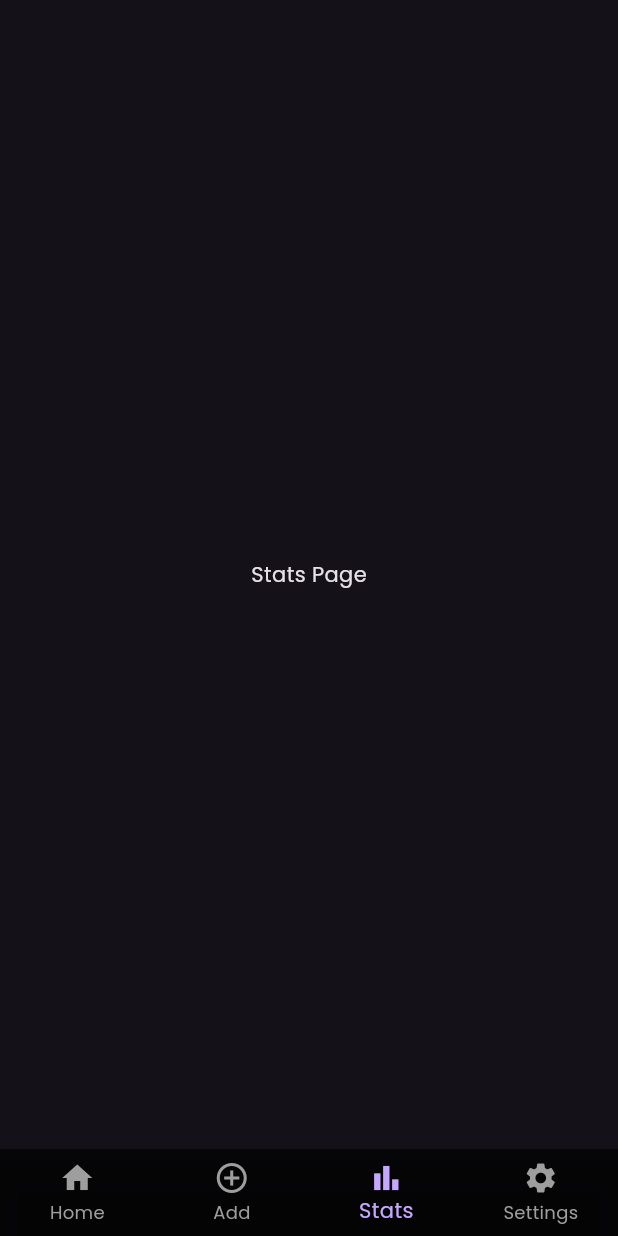
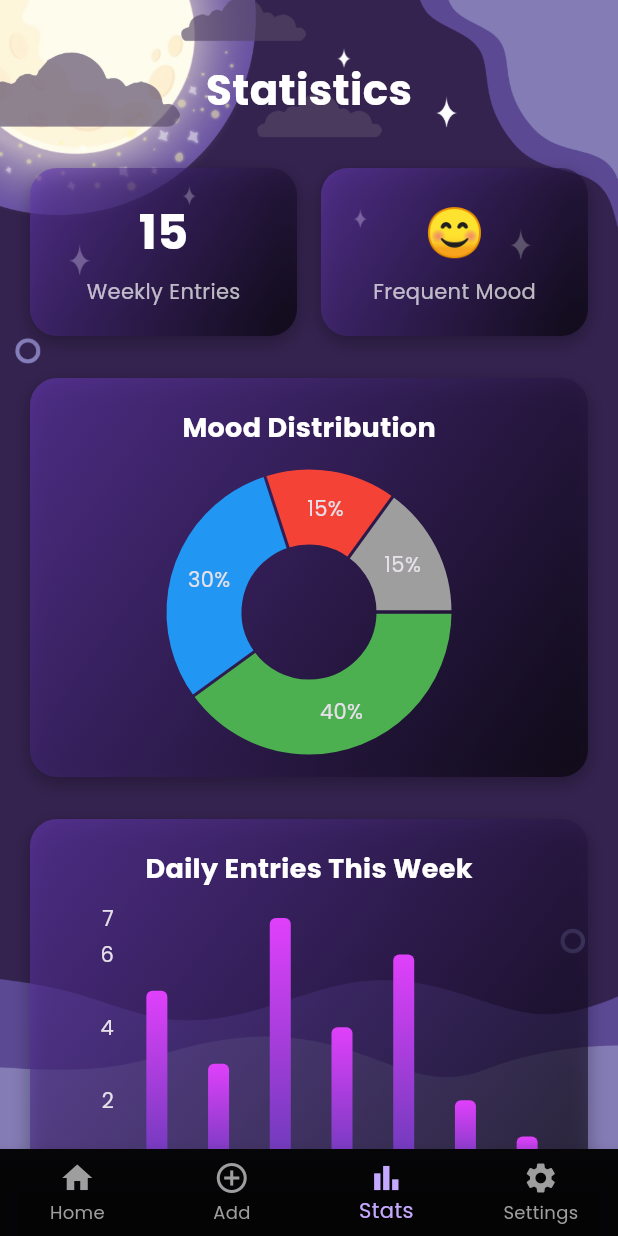
Before and after one commit to mickali02/moods-frontend, a Flutter app: the screen it shows after launch, item 3 of the bottom bar chosen, on a phone screen of 412 x 824 dp. Run offline on Flutter 3.47's test engine with Material 3 defaults, Android fonts, the phone set to English and light mode, and no system bars; drawn by our look-alikes of fl_chart; our stand-ins replace google_fonts.

Commit message:
Stats page complete

```diff
--- a/lib/main.dart
+++ b/lib/main.dart
@@ -1,5 +1,6 @@
 import 'package:flutter/material.dart';
 import 'add_mood_page.dart';
+import 'stats_page.dart';
 
 enum FilterOption { title, emotion }
 
@@ -38,7 +39,7 @@ class _HomePageControllerState extends State<HomePageController> {
   static const List<Widget> _pages = <Widget>[
     MyHomePage(),
     AddMoodPage(),
-    Text('Stats Page'),
+    StatsPage(),
     Text('Settings Page'),
   ];
 
--- /dev/null
+++ b/lib/stats_page.dart
@@ -0,0 +1,225 @@
+import 'package:flutter/material.dart';
+import 'package:google_fonts/google_fonts.dart';
+import 'package:fl_chart/fl_chart.dart';
+
+class StatsPage extends StatelessWidget {
+  const StatsPage({super.key});
+
+  @override
+  Widget build(BuildContext context) {
+    return Container(
+      decoration: const BoxDecoration(
+        image: DecorationImage(
+          image: AssetImage("assets/wallpaper.png"),
+          fit: BoxFit.cover,
+        ),
+      ),
+      child: Scaffold(
+        backgroundColor: Colors.transparent,
+        body: SafeArea(
+          child: SingleChildScrollView(
+            padding: const EdgeInsets.symmetric(horizontal: 20, vertical: 24),
+            child: Column(
+              crossAxisAlignment: CrossAxisAlignment.stretch,
+              children: [
+                // --- Title ---
+                Padding(
+                  padding: const EdgeInsets.only(top: 16.0, bottom: 32.0),
+                  child: Center(
+                    child: Text(
+                      'Statistics',
+                      style: GoogleFonts.poppins(
+                        fontSize: 28,
+                        fontWeight: FontWeight.bold,
+                        color: Colors.white,
+                      ),
+                    ),
+                  ),
+                ),
+
+                // --- Summary Cards ---
+                _buildSummaryCards(),
+                const SizedBox(height: 28),
+
+                // --- Pie Chart ---
+                _buildPieChartCard(),
+                const SizedBox(height: 28),
+
+                // --- Bar Chart ---
+                _buildBarChartCard(),
+              ],
+            ),
+          ),
+        ),
+      ),
+    );
+  }
+
+  Widget _buildSummaryCards() {
+    return Row(
+      children: [
+        Expanded(
+          child: _modernCard(
+            child: Column(
+              children: [
+                Text('15',
+                    style: GoogleFonts.poppins(
+                        fontSize: 32,
+                        fontWeight: FontWeight.bold,
+                        color: Colors.white)),
+                const SizedBox(height: 6),
+                Text('Weekly Entries',
+                    style: GoogleFonts.poppins(
+                        fontSize: 14, color: Colors.white70)),
+              ],
+            ),
+          ),
+        ),
+        const SizedBox(width: 16),
+        Expanded(
+          child: _modernCard(
+            child: Column(
+              children: [
+                const Text('😊', style: TextStyle(fontSize: 32)),
+                const SizedBox(height: 6),
+                Text('Frequent Mood',
+                    style: GoogleFonts.poppins(
+                        fontSize: 14, color: Colors.white70)),
+              ],
+            ),
+          ),
+        ),
+      ],
+    );
+  }
+
+  Widget _buildPieChartCard() {
+    return _modernCard(
+      child: Column(
+        children: [
+          Text('Mood Distribution',
+              style: GoogleFonts.poppins(
+                  fontSize: 18,
+                  fontWeight: FontWeight.bold,
+                  color: Colors.white)),
+          const SizedBox(height: 20),
+          SizedBox(
+            height: 180,
+            child: PieChart(
+              PieChartData(
+                sections: [
+                  PieChartSectionData(
+                      value: 40, color: Colors.green, title: '40%', radius: 50),
+                  PieChartSectionData(
+                      value: 30, color: Colors.blue, title: '30%', radius: 50),
+                  PieChartSectionData(
+                      value: 15, color: Colors.red, title: '15%', radius: 50),
+                  PieChartSectionData(
+                      value: 15, color: Colors.grey, title: '15%', radius: 50),
+                ],
+                centerSpaceRadius: 45,
+                sectionsSpace: 2,
+              ),
+            ),
+          ),
+        ],
+      ),
+    );
+  }
+
+  Widget _buildBarChartCard() {
+    return _modernCard(
+      child: Column(
+        children: [
+          Text('Daily Entries This Week',
+              style: GoogleFonts.poppins(
+                  fontSize: 18,
+                  fontWeight: FontWeight.bold,
+                  color: Colors.white)),
+          const SizedBox(height: 20),
+          SizedBox(
+            height: 200,
+            child: BarChart(
+              BarChartData(
+                alignment: BarChartAlignment.spaceAround,
+                barGroups: [
+                  _makeBar(0, 5),
+                  _makeBar(1, 3),
+                  _makeBar(2, 7),
+                  _makeBar(3, 4),
+                  _makeBar(4, 6),
+                  _makeBar(5, 2),
+                  _makeBar(6, 1),
+                ],
+                gridData: FlGridData(show: false),
+                borderData: FlBorderData(show: false),
+                titlesData: FlTitlesData(
+                  show: true,
+                  rightTitles:
+                      const AxisTitles(sideTitles: SideTitles(showTitles: false)),
+                  topTitles:
+                      const AxisTitles(sideTitles: SideTitles(showTitles: false)),
+                  bottomTitles: AxisTitles(
+                    sideTitles: SideTitles(
+                      showTitles: true,
+                      reservedSize: 30,
+                      getTitlesWidget: (value, meta) {
+                        const style = TextStyle(
+                            fontSize: 11, color: Colors.white70);
+                        const labels = ['Mon', 'Tue', 'Wed', 'Thu', 'Fri', 'Sat', 'Sun'];
+                        return Text(
+                          value.toInt() < labels.length ? labels[value.toInt()] : '',
+                          style: style,
+                        );
+                      },
+                    ),
+                  ),
+                ),
+              ),
+            ),
+          ),
+        ],
+      ),
+    );
+  }
+
+  Widget _modernCard({required Widget child}) {
+    return Container(
+      decoration: BoxDecoration(
+        gradient: LinearGradient(
+          colors: [Colors.deepPurple.withOpacity(0.6), Colors.black.withOpacity(0.6)],
+          begin: Alignment.topLeft,
+          end: Alignment.bottomRight,
+        ),
+        borderRadius: BorderRadius.circular(18),
+        boxShadow: [
+          BoxShadow(
+            color: Colors.black.withOpacity(0.3),
+            blurRadius: 10,
+            offset: const Offset(0, 4),
+          ),
+        ],
+      ),
+      padding: const EdgeInsets.all(20),
+      child: child,
+    );
+  }
+
+  BarChartGroupData _makeBar(int x, double y) {
+    return BarChartGroupData(
+      x: x,
+      barRods: [
+        BarChartRodData(
+          toY: y,
+          gradient: const LinearGradient(
+            colors: [Colors.purpleAccent, Colors.deepPurple],
+            begin: Alignment.topCenter,
+            end: Alignment.bottomCenter,
+          ),
+          width: 14,
+          borderRadius: BorderRadius.circular(4),
+        ),
+      ],
+    );
+  }
+}
--- a/pubspec.yaml
+++ b/pubspec.yaml
@@ -35,6 +35,7 @@ dependencies:
   # Use with the CupertinoIcons class for iOS style icons.
   cupertino_icons: ^1.0.8
   google_fonts: ^6.3.2
+  fl_chart: ^1.1.1
 
 dev_dependencies:
   flutter_test:
```
Also changed, not shown: pubspec.lock.
